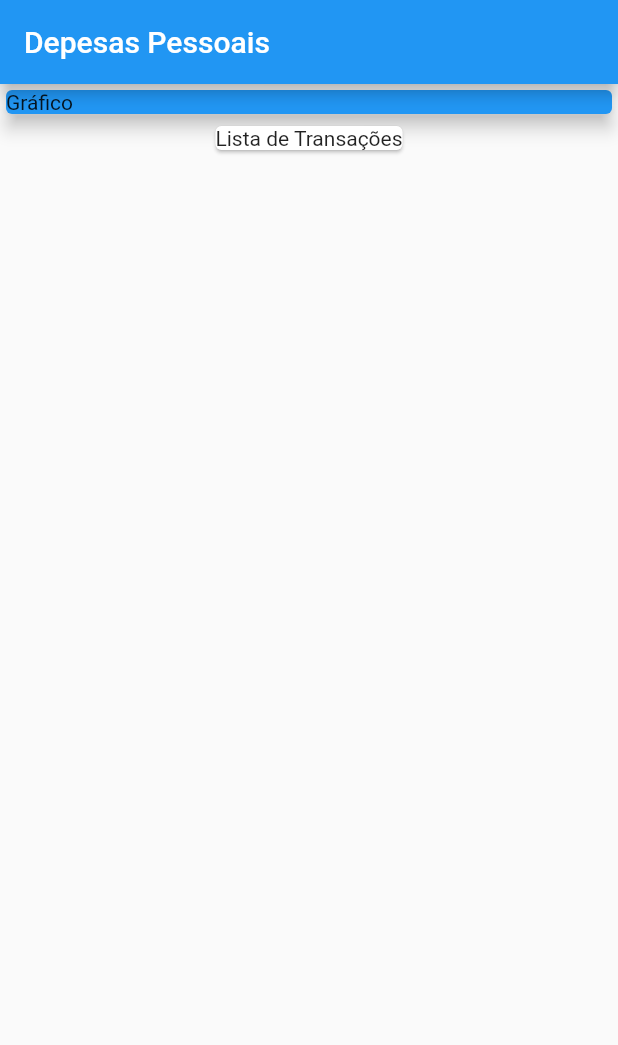
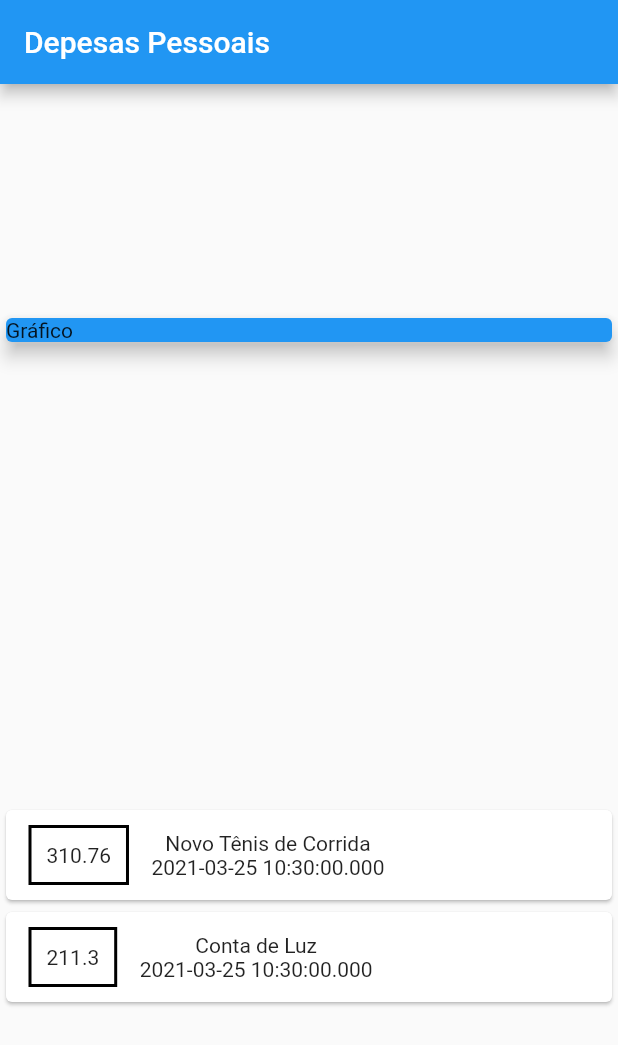
Before and after one commit to maedashogun/expenses, a Flutter app: the screen it shows after launch, on a phone screen of 412 x 824 dp. Shown: the top 1045 px of the screen. Run offline on Flutter 3.47's test engine with Material 2 defaults, Android fonts, the phone set to English and light mode, and no system bars.

Commit message:
Refatorando código

```diff
--- a/lib/main.dart
+++ b/lib/main.dart
@@ -1,4 +1,5 @@
 import 'package:flutter/material.dart';
+import 'models/transaction.dart';
 
 main() => runApp(ExpensesApp());
 
@@ -10,6 +11,21 @@ class ExpensesApp extends StatelessWidget {
 }
 
 class MyHomePage extends StatelessWidget {
+  final _transactions = [
+    Transaction(
+      id: 't1',
+      title: 'Novo Tênis de Corrida',
+      value: 310.76,
+      date: DateTime.now(),
+    ),
+    Transaction(
+      id: 't2',
+      title: 'Conta de Luz',
+      value: 211.30,
+      date: DateTime.now(),
+    ),
+  ];
+
   @override
   Widget build(BuildContext context) {
     return Scaffold(
@@ -17,18 +33,48 @@ class MyHomePage extends StatelessWidget {
         title: Text('Depesas Pessoais'),
       ),
       body: Column(
+        mainAxisAlignment: MainAxisAlignment.spaceAround,
+        crossAxisAlignment: CrossAxisAlignment.stretch,
         children: <Widget>[
           Container(
-            width: double.infinity,
             child: Card(
               color: Colors.blue,
               child: Text('Gráfico'),
               elevation: 5,
             ),
           ),
-          Card(
-            child: Text('Lista de Transações'),
-          ),
+          Column(
+            children: _transactions.map((tr) {
+              return Card(
+                child: Row(
+                  children: <Widget>[
+                    Container(
+                      margin: EdgeInsets.symmetric(
+                        horizontal: 15,
+                        vertical: 10,
+                      ),
+                      decoration: BoxDecoration(
+                        border: Border.all(
+                          color: Colors.black,
+                          width: 2,
+                        ),
+                      ),
+                      padding: EdgeInsets.all(10),
+                      child: Text(
+                        tr.value.toString(),
+                      ),
+                    ),
+                    Column(
+                      children: <Widget>[
+                        Text(tr.title),
+                        Text(tr.date.toString()),
+                      ],
+                    )
+                  ],
+                ),
+              );
+            }).toList(),
+          )
         ],
       ),
     );
--- /dev/null
+++ b/lib/models/transaction.dart
@@ -0,0 +1,17 @@
+import 'package:flutter/foundation.dart';
+
+class Transaction{
+
+  final String id;
+  final String title;
+  final double value;
+  final DateTime date;
+
+  Transaction({
+    @required this.id,
+    @required this.title,
+    @required this.value,
+    @required this.date,
+  });
+
+}
```
